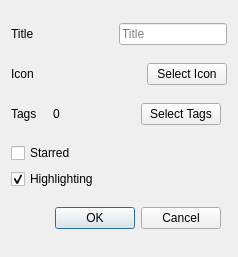
Before: the Qt Designer form Dialogs/newnotedialog.ui in UnkindledTwo/TreeNotes, drawn with Qt 5.
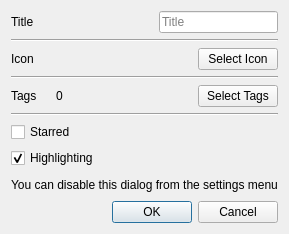
After: the same form once the commit is applied.

Diff of the .ui file:
```diff
--- a/Dialogs/newnotedialog.ui
+++ b/Dialogs/newnotedialog.ui
@@ -6,15 +6,15 @@
    <rect>
     <x>0</x>
     <y>0</y>
-    <width>238</width>
-    <height>257</height>
+    <width>261</width>
+    <height>234</height>
    </rect>
   </property>
   <property name="windowTitle">
    <string>Title</string>
   </property>
-  <layout class="QGridLayout" name="gridLayout">
-   <item row="0" column="0" colspan="2">
+  <layout class="QVBoxLayout" name="verticalLayout_2">
+   <item>
     <layout class="QHBoxLayout" name="horizontalLayout">
      <item>
       <widget class="QLabel" name="label">
@@ -45,7 +45,14 @@
      </item>
     </layout>
    </item>
-   <item row="1" column="0" colspan="2">
+   <item>
+    <widget class="Line" name="line">
+     <property name="orientation">
+      <enum>Qt::Horizontal</enum>
+     </property>
+    </widget>
+   </item>
+   <item>
     <layout class="QHBoxLayout" name="horizontalLayout_2">
      <item>
       <widget class="QLabel" name="label_2">
@@ -76,7 +83,14 @@
      </item>
     </layout>
    </item>
-   <item row="2" column="0">
+   <item>
+    <widget class="Line" name="line_2">
+     <property name="orientation">
+      <enum>Qt::Horizontal</enum>
+     </property>
+    </widget>
+   </item>
+   <item>
     <layout class="QHBoxLayout" name="horizontalLayout_4" stretch="1,0,5,1,1">
      <item>
       <widget class="QLabel" name="label_4">
@@ -92,7 +106,7 @@
        </property>
        <property name="sizeHint" stdset="0">
         <size>
-         <width>10</width>
+         <width>13</width>
          <height>20</height>
         </size>
        </property>
@@ -112,8 +126,8 @@
        </property>
        <property name="sizeHint" stdset="0">
         <size>
-         <width>40</width>
-         <height>20</height>
+         <width>13</width>
+         <height>18</height>
         </size>
        </property>
       </spacer>
@@ -127,18 +141,15 @@
      </item>
     </layout>
    </item>
-   <item row="4" column="0">
-    <widget class="QDialogButtonBox" name="buttonBox">
-     <property name="orientation">
-      <enum>Qt::Horizontal</enum>
-     </property>
-     <property name="standardButtons">
-      <set>QDialogButtonBox::Cancel|QDialogButtonBox::Ok</set>
-     </property>
-    </widget>
-   </item>
-   <item row="3" column="0">
+   <item>
     <layout class="QVBoxLayout" name="verticalLayout">
+     <item>
+      <widget class="Line" name="line_3">
+       <property name="orientation">
+        <enum>Qt::Horizontal</enum>
+       </property>
+      </widget>
+     </item>
      <item>
       <widget class="QCheckBox" name="cb_starred">
        <property name="layoutDirection">
@@ -167,6 +178,23 @@
      </item>
     </layout>
    </item>
+   <item>
+    <widget class="QLabel" name="label_3">
+     <property name="text">
+      <string>You can disable this dialog from the settings menu</string>
+     </property>
+    </widget>
+   </item>
+   <item>
+    <widget class="QDialogButtonBox" name="buttonBox">
+     <property name="orientation">
+      <enum>Qt::Horizontal</enum>
+     </property>
+     <property name="standardButtons">
+      <set>QDialogButtonBox::Cancel|QDialogButtonBox::Ok</set>
+     </property>
+    </widget>
+   </item>
   </layout>
  </widget>
  <resources/>
```
